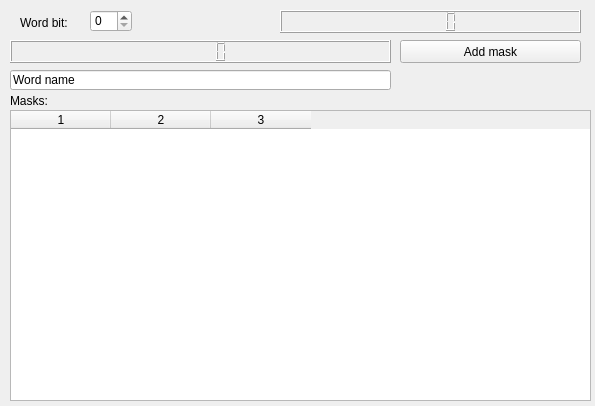
The window that bytesettingsform.ui (nghtsnw/etrodiag) describes before a commit, drawn with Qt 5.
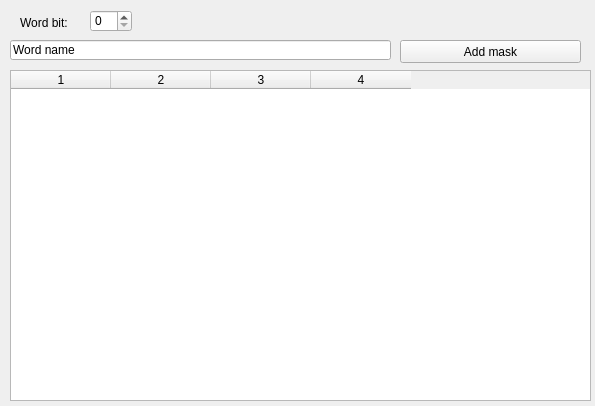
The same window after the commit.

Diff of the .ui file:
```diff
--- a/bytesettingsform.ui
+++ b/bytesettingsform.ui
@@ -51,31 +51,11 @@
     <number>10</number>
    </property>
   </widget>
-  <widget class="QLCDNumber" name="hexNumber">
-   <property name="geometry">
-    <rect>
-     <x>280</x>
-     <y>10</y>
-     <width>301</width>
-     <height>23</height>
-    </rect>
-   </property>
-  </widget>
-  <widget class="QLCDNumber" name="binNumber_2">
+  <widget class="QLineEdit" name="wordNameEdit">
    <property name="geometry">
     <rect>
      <x>10</x>
      <y>40</y>
-     <width>381</width>
-     <height>23</height>
-    </rect>
-   </property>
-  </widget>
-  <widget class="QLineEdit" name="lineEdit">
-   <property name="geometry">
-    <rect>
-     <x>10</x>
-     <y>70</y>
      <width>381</width>
      <height>20</height>
     </rect>
@@ -84,19 +64,6 @@
     <string>Word name</string>
    </property>
   </widget>
-  <widget class="QLabel" name="label_3">
-   <property name="geometry">
-    <rect>
-     <x>10</x>
-     <y>90</y>
-     <width>47</width>
-     <height>21</height>
-    </rect>
-   </property>
-   <property name="text">
-    <string>Masks:</string>
-   </property>
-  </widget>
   <widget class="QPushButton" name="pushButton">
    <property name="geometry">
     <rect>
@@ -114,9 +81,9 @@
    <property name="geometry">
     <rect>
      <x>10</x>
-     <y>110</y>
+     <y>70</y>
      <width>581</width>
-     <height>291</height>
+     <height>331</height>
     </rect>
    </property>
    <property name="maximumSize">
@@ -125,12 +92,32 @@
      <height>16777215</height>
     </size>
    </property>
+   <property name="alternatingRowColors">
+    <bool>false</bool>
+   </property>
+   <property name="showGrid">
+    <bool>true</bool>
+   </property>
    <property name="columnCount">
-    <number>3</number>
+    <number>4</number>
    </property>
    <column/>
    <column/>
    <column/>
+   <column/>
+  </widget>
+  <widget class="QLabel" name="hexNumber">
+   <property name="geometry">
+    <rect>
+     <x>150</x>
+     <y>10</y>
+     <width>431</width>
+     <height>21</height>
+    </rect>
+   </property>
+   <property name="text">
+    <string/>
+   </property>
   </widget>
  </widget>
  <resources/>
```
